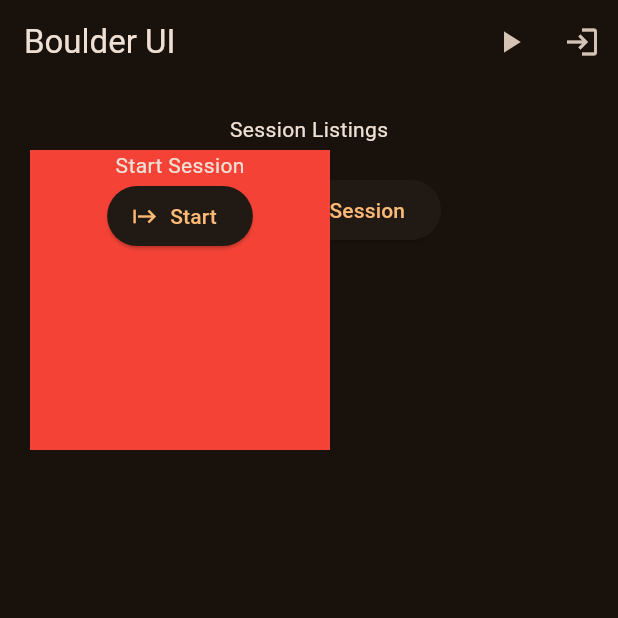
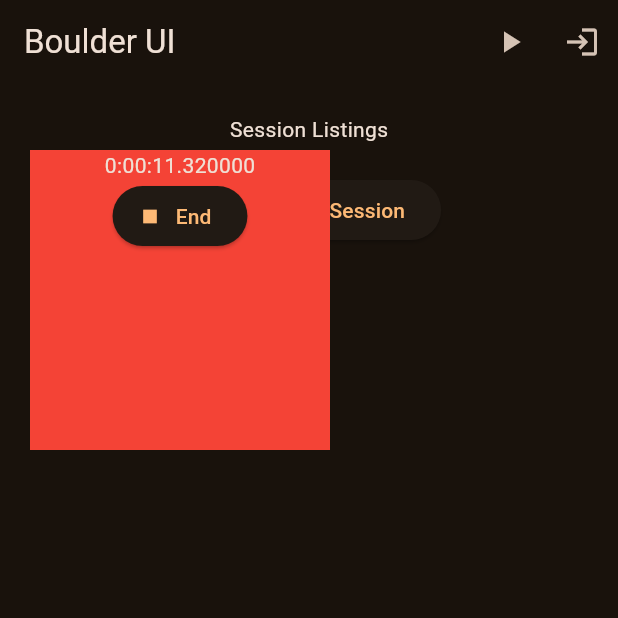
Before and after one commit to seanr89/FlutterClimb, a Flutter app: the screen it shows after launch, item 2 of the bottom bar chosen, after a tap on the "play arrow" icon, after a tap on "Start", on a phone screen of 412 x 824 dp, the top half of it. Run offline on Flutter 3.47's test engine with Material 2 defaults, Android fonts, the phone set to English and light mode, and no system bars; our stand-ins replace cloud_firestore, firebase_auth, firebase_core, firebase_storage, image_picker; accounts and stored records are empty.

Commit message:
small edits

```diff
--- a/boulder_ui/lib/Screens/Sessions/elapsed_timer.dart
+++ b/boulder_ui/lib/Screens/Sessions/elapsed_timer.dart
@@ -1,6 +1,7 @@
 import 'dart:async';
 
 import 'package:flutter/material.dart';
+import 'package:namer_app/assets/globals.dart' as globals;
 
 class ElapsedTime extends StatefulWidget {
   final int timestamp;
@@ -18,16 +19,19 @@ class _ElapsedTimeState extends State<ElapsedTime> {
   late Timer _timer;
   late DateTime _initialTime;
   late String _currentDuration;
-  bool startedTimer = false;
+  late bool startedTimer = false;
 
   @override
   void initState() {
+    print('Elapsed Init State');
     super.initState();
+
+    startedTimer = globals.startedTimer;
 
     _initialTime = _parseTimestamp();
     _currentDuration = _formatDuration(_calcElapsedTime());
 
-    _timer = Timer.periodic(const Duration(seconds: 5), (Timer t) {
+    _timer = Timer.periodic(const Duration(seconds: 1), (Timer t) {
       setState(() {
         _currentDuration = _formatDuration(_calcElapsedTime());
       });
@@ -35,11 +39,17 @@ class _ElapsedTimeState extends State<ElapsedTime> {
   }
 
   void startTimer(int timeStamp) {
-    startedTimer = true;
+    globals.startedTimer = true;
+    setState(() {
+      startedTimer = true;
+    });
   }
 
   void endTimer() {
-    startedTimer = false;
+    globals.startedTimer = false;
+    setState(() {
+      startedTimer = false;
+    });
   }
 
   // Duration _calcElapsedTime() => _initialTime.difference(DateTime.now());
@@ -60,7 +70,20 @@ class _ElapsedTimeState extends State<ElapsedTime> {
 
   @override
   Widget build(BuildContext context) {
-    if (startedTimer) return Text(_currentDuration);
+    if (startedTimer) {
+      return Center(
+          child: Column(
+        children: [
+          Text(_currentDuration),
+          ElevatedButton.icon(
+              onPressed: () {
+                endTimer();
+              },
+              icon: Icon(Icons.stop),
+              label: Text("End"))
+        ],
+      ));
+    }
 
     //return Text('Start Session');
     return Center(
@@ -71,7 +94,7 @@ class _ElapsedTimeState extends State<ElapsedTime> {
             onPressed: () {
               startTimer(DateTime.now().microsecondsSinceEpoch);
             },
-            icon: Icon(Icons.start),
+            icon: Icon(Icons.play_arrow),
             label: Text("Start"))
       ],
     ));
--- /dev/null
+++ b/boulder_ui/lib/assets/globals.dart
@@ -0,0 +1,5 @@
+library globals;
+
+//https://stackoverflow.com/questions/29182581/global-variables-in-dart
+int globalInt = 0;
+bool startedTimer = false;
```
Also changed, not shown: boulder_ui/lib/assets/constants.dart (+7 -7 lines).
